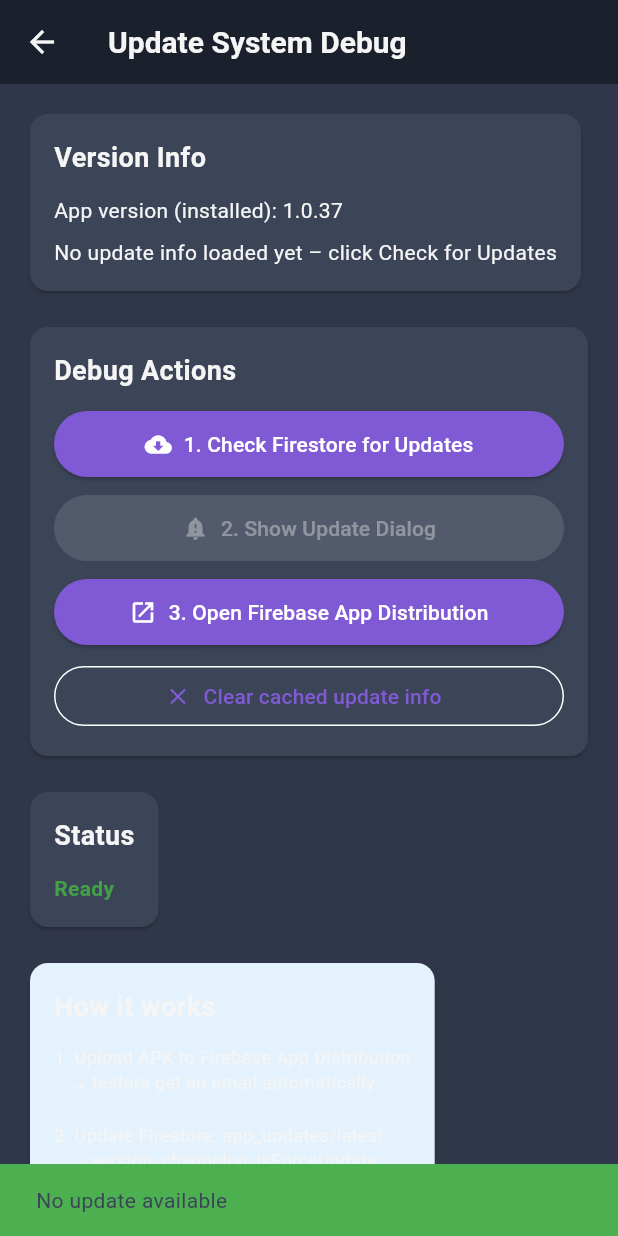
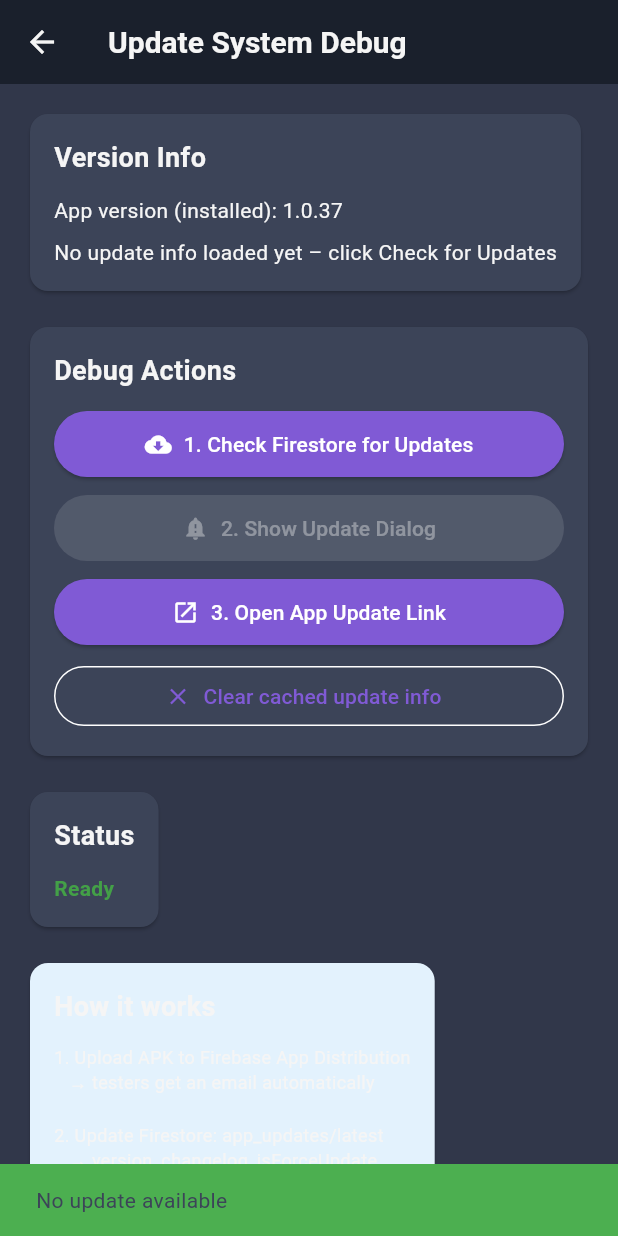
Before and after one commit to buddymajki/SAFETY_Flightdeck2, a Flutter app: the UpdateSystemDebugScreen screen opened directly, after a tap on "1. Check Firestore for Updates", on a phone screen of 412 x 824 dp. Run offline on Flutter 3.47's test engine with Material 3 defaults, Android fonts, the phone set to English and light mode, and no system bars; our stand-ins replace battery_plus, cloud_firestore, connectivity_plus, file_picker, firebase_auth, firebase_core and 5 more; accounts and stored records are empty; project files that could hold a hidden picture were left out.

Commit message:
Android state before macOS merge

```diff
--- a/lib/screens/update_debug_screen.dart
+++ b/lib/screens/update_debug_screen.dart
@@ -123,13 +123,13 @@ class _UpdateSystemDebugScreenState extends State<UpdateSystemDebugScreen> {
                         ),
                         const SizedBox(height: 8),
 
-                        // 3. Open Firebase App Distribution
+                        // 3. Open App Update Link
                         SizedBox(
                           width: double.infinity,
                           child: ElevatedButton.icon(
                             icon: const Icon(Icons.open_in_new),
-                            label: const Text('3. Open Firebase App Distribution'),
-                            onPressed: () => updateService.openFirebaseAppDistribution(),
+                            label: const Text('3. Open App Update Link'),
+                            onPressed: () => updateService.openAppUpdateLink(),
                           ),
                         ),
                         const SizedBox(height: 8),
--- a/lib/services/update_service.dart
+++ b/lib/services/update_service.dart
@@ -1,4 +1,5 @@
 import 'package:flutter/material.dart';
+import 'package:flutter/foundation.dart' show kIsWeb, defaultTargetPlatform, TargetPlatform;
 import 'package:cloud_firestore/cloud_firestore.dart';
 import 'package:url_launcher/url_launcher.dart';
 // ============================================================
@@ -9,6 +10,7 @@ import 'package:url_launcher/url_launcher.dart';
 // import 'package:path_provider/path_provider.dart';
 // import 'dart:io';
 // import 'dart:convert';
+// ============================================================
 // import 'package:flutter/services.dart';
 // ============================================================
 import 'app_version_service.dart';
@@ -77,11 +79,11 @@ class UpdateService extends ChangeNotifier {
   // AKTÍV: Firestore alapú verzió-ellenőrzés
   //
   // Hogyan kell karbantartani:
-  //   Amikor új APK-t töltösz fel Firebase App Distribution-ba,
-  //   früssítsd a Firestore-ban az alábbi dokumentumot:
+  //   Amikor új verziót töltösz fel (pl. Android Firebase-re, iOS TestFlight-ra),
+  //   frissítsd a Firestore-ban a megfelelő platform dokumentumát:
   //
   //   Collection: app_updates
-  //   Document:   latest
+  //   Document:   android  (vagy ios)
   //   Mezők:
   //     version:       "1.0.30"
   //     changelog:     "Bug fixes, new features..."
@@ -94,13 +96,18 @@ class UpdateService extends ChangeNotifier {
       _lastError = '';
       notifyListeners();
 
+      // Platformfüggő dokumentum ellenőrzése
+      final String platformDoc = kIsWeb
+          ? 'latest'
+          : (defaultTargetPlatform == TargetPlatform.iOS ? 'ios' : 'android');
+
       final doc = await _firestore
           .collection('app_updates')
-          .doc('latest')
+          .doc(platformDoc)
           .get();
 
       if (!doc.exists) {
-        debugPrint('[Update] Firestore app_updates/latest document does not exist.');
+        debugPrint('[Update] Firestore app_updates/$platformDoc document does not exist.');
         _isChecking = false;
         notifyListeners();
         return false;
@@ -124,28 +131,24 @@ class UpdateService extends ChangeNotifier {
   }
 
   // ============================================================
-  // AKTÍV: Firebase App Distribution teszter oldal megnyítása
-  //
-  // A teszterek emailben kapnak értesítést automatikusan,
-  // amikor új APK kerül fel Firebase App Distribution-ba.
-  // Ez a metódus csak akkor kell, ha kézzel szerelnéd megnyitni a linket.
+  // AKTÍV: Frissítési oldal megnyitása (Android: App Distribution, iOS: TestFlight)
   // ============================================================
-  Future<void> openFirebaseAppDistribution() async {
-    // Firebase App Tester app page — this is the tester portal where
-    // invited testers can see and download available releases.
-    // On Android: opens in browser → redirects to App Tester app if installed,
-    //             or shows download page for the tester app.
-    // On iOS: opens the tester portal in Safari.
-    const testerAppsUrl = 'https://appdistribution.firebase.google.com/testerapps';
-    final uri = Uri.parse(testerAppsUrl);
+  Future<void> openAppUpdateLink() async {
+    // Android: opens in browser → redirects to App Tester app if installed
+    // iOS: opens TestFlight up using itms-beta scheme
+    final String updateUrl = (!kIsWeb && defaultTargetPlatform == TargetPlatform.iOS)
+        ? 'itms-beta://' // Natively opens the TestFlight app
+        : 'https://appdistribution.firebase.google.com/testerapps';
+
+    final uri = Uri.parse(updateUrl);
 
     try {
       final launched = await launchUrl(uri, mode: LaunchMode.externalApplication);
       if (!launched) {
-        debugPrint('[Update] Could not launch Firebase App Distribution URL.');
+        debugPrint('[Update] Could not launch update URL: $updateUrl');
       }
     } catch (e) {
-      debugPrint('[Update] Error opening Firebase App Distribution: $e');
+      debugPrint('[Update] Error opening update URL: $e');
     }
   }
 
--- a/lib/widgets/update_dialog.dart
+++ b/lib/widgets/update_dialog.dart
@@ -1,3 +1,4 @@
+import 'package:flutter/foundation.dart' show kIsWeb, defaultTargetPlatform, TargetPlatform;
 import 'package:flutter/material.dart';
 import 'package:provider/provider.dart';
 import '../services/update_service.dart';
@@ -29,14 +30,22 @@ class _UpdateDialogState extends State<UpdateDialog> {
     'current_version': {'en': 'Current version:', 'de': 'Aktuelle Version:', 'hu': 'Jelenlegi verzió:', 'it': 'Versione attuale:', 'fr': 'Version actuelle :'},
     'available_version': {'en': 'Available version:', 'de': 'Verfügbare Version:', 'hu': 'Elérhető verzió:', 'it': 'Versione disponibile:', 'fr': 'Version disponible :'},
     'whats_new': {'en': 'What\'s new:', 'de': 'Neuigkeiten:', 'hu': 'Mi új:', 'it': 'Novità:', 'fr': 'Nouveautés :'},
-    'firebase_info': {
+    'update_info_android': {
       'en': 'A new version has been sent to you via Firebase App Distribution.\nCheck your email for the download link.',
       'de': 'Eine neue Version wurde Ihnen über Firebase App Distribution zugesandt.\nPrüfen Sie Ihre E-Mail für den Download-Link.',
-      'hu': 'Új verziót kaptl Firebase App Distribution emailben.\nKeresd az emailt a letöltési linkkel.',
+      'hu': 'Új verziót kaptál Firebase App Distribution emailben.\nKeresd az emailt a letöltési linkkel.',
       'it': 'Una nuova versione è stata inviata tramite Firebase App Distribution.\nControlla la tua email per il link di download.',
       'fr': 'Une nouvelle version vous a été envoyée via Firebase App Distribution.\nVérifiez votre e-mail pour le lien de téléchargement.',
     },
-    'open_firebase': {'en': 'Open Firebase App Distribution', 'de': 'Firebase App Distribution öffnen', 'hu': 'Firebase App Distribution megnyêtása', 'it': 'Apri Firebase App Distribution', 'fr': 'Ouvrir Firebase App Distribution'},
+    'update_info_ios': {
+      'en': 'A new version is available on TestFlight.\nOpen the TestFlight app to download the update.',
+      'de': 'Eine neue Version ist auf TestFlight verfügbar.\nÖffnen Sie die TestFlight-App, um das Update herunterzuladen.',
+      'hu': 'Új verzió érhető el a TestFlight-ban.\nNyisd meg a TestFlight alkalmazást a letöltéshez.',
+      'it': 'Una nuova versione è disponibile su TestFlight.\nApri l\'app TestFlight per scaricare l\'aggiornamento.',
+      'fr': 'Une nouvelle version est disponible sur TestFlight.\nOuvrez l\'application TestFlight pour télécharger la mise à jour.',
+    },
+    'open_update_android': {'en': 'Open App Distribution', 'de': 'App Distribution öffnen', 'hu': 'Letöltési oldal megnyitása', 'it': 'Apri App Distribution', 'fr': 'Ouvrir App Distribution'},
+    'open_update_ios': {'en': 'Open TestFlight', 'de': 'TestFlight öffnen', 'hu': 'TestFlight megnyitása', 'it': 'Apri TestFlight', 'fr': 'Ouvrir TestFlight'},
     'later': {'en': 'Later', 'de': 'Später', 'hu': 'Később', 'it': 'Più tardi', 'fr': 'Plus tard'},
     // Régi szövegek – kommentálva (GitHub/GDrive letöltés)
     // 'downloading': {'en': 'Downloading...', 'de': 'Wird heruntergeladen...'},
@@ -113,7 +122,12 @@ class _UpdateDialogState extends State<UpdateDialog> {
                             const SizedBox(width: 8),
                             Expanded(
                               child: Text(
-                                _getText('firebase_info', lang),
+                                _getText(
+                                  (!kIsWeb && defaultTargetPlatform == TargetPlatform.iOS)
+                                      ? 'update_info_ios'
+                                      : 'update_info_android',
+                                  lang
+                                ),
                                 style: TextStyle(fontSize: 12, color: Colors.blue.shade800),
                               ),
                             ),
@@ -140,9 +154,16 @@ class _UpdateDialogState extends State<UpdateDialog> {
                       const SizedBox(width: 8),
                       ElevatedButton.icon(
                         icon: const Icon(Icons.open_in_new, size: 16),
-                        label: Text(_getText('open_firebase', lang)),
+                        label: Text(
+                          _getText(
+                            (!kIsWeb && defaultTargetPlatform == TargetPlatform.iOS)
+                                ? 'open_update_ios'
+                                : 'open_update_android',
+                            lang
+                          )
+                        ),
                         onPressed: () async {
-                          await updateService.openFirebaseAppDistribution();
+                          await updateService.openAppUpdateLink();
                           widget.onUpdate();
                           if (context.mounted) Navigator.of(context).pop();
                         },
```
Also changed, not shown: 2 other files.
